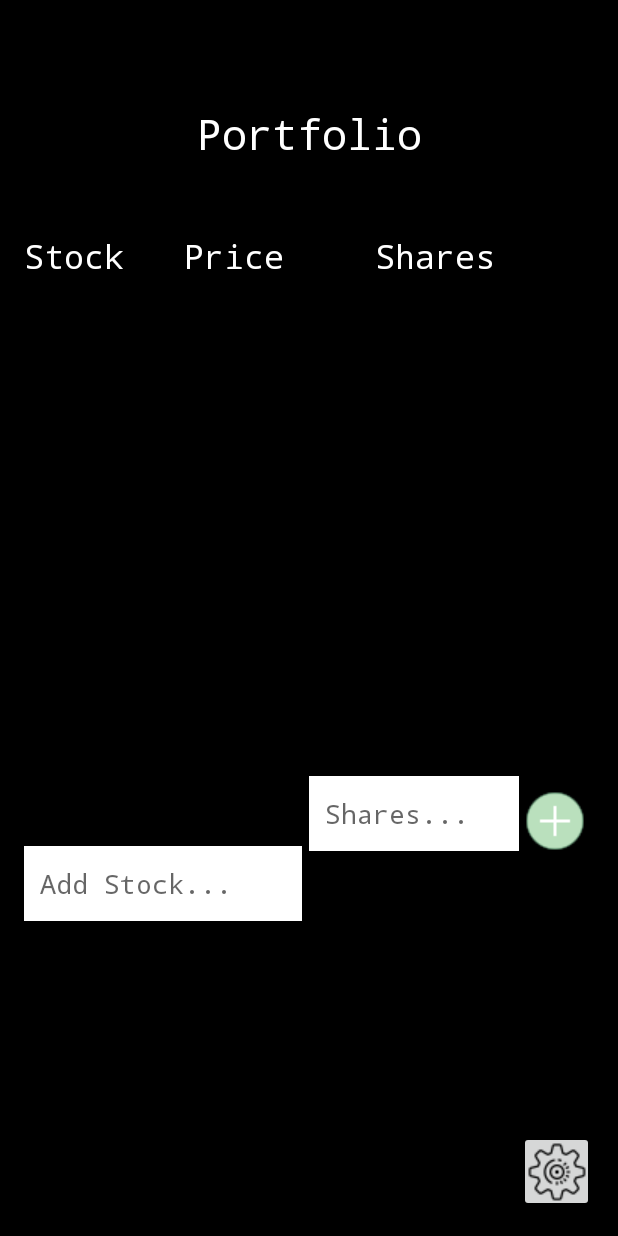
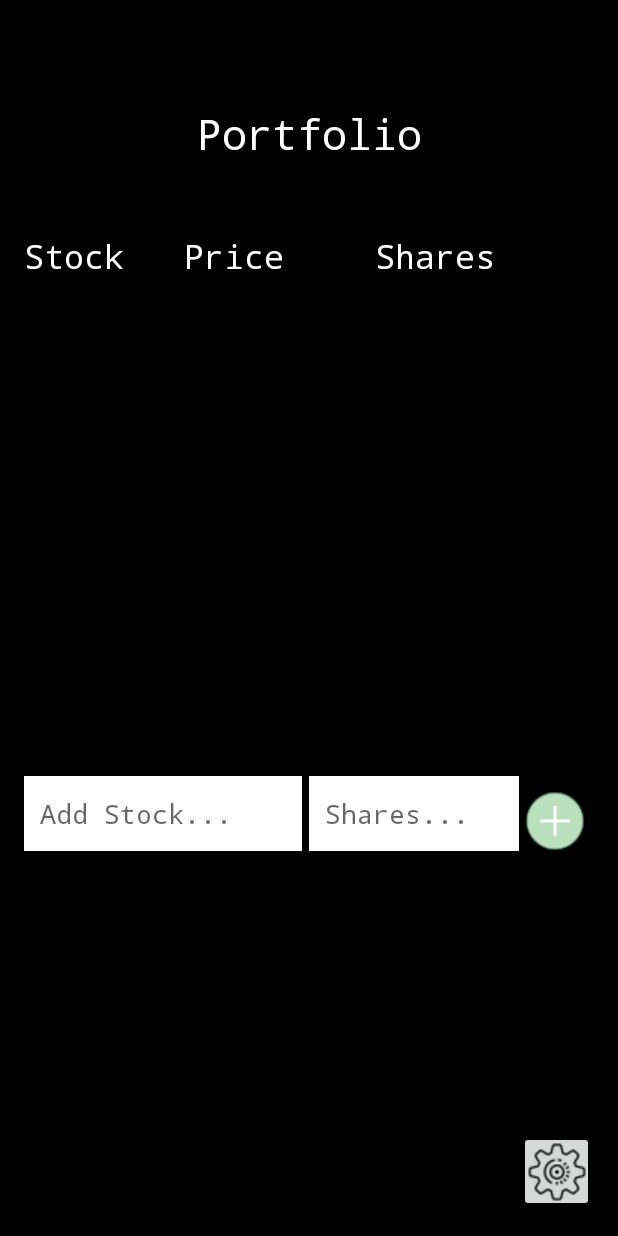
Before and after one commit to salazarbrandon1257/Android-Wealth-Application, an Android app: the screen it shows after launch (portfolioActivity), after a tap on an icon or button, on a phone screen of 412 x 824 dp. Run offline under Robolectric (Android 15) with nearby library versions, the phone set to English and light mode, and no system bars.

Commit message:
changing User Interface

```diff
--- a/app/src/main/AndroidManifest.xml
+++ b/app/src/main/AndroidManifest.xml
@@ -11,6 +11,7 @@
         android:roundIcon="@mipmap/ic_launcher_round"
         android:supportsRtl="true"
         android:theme="@style/AppTheme">
+        <activity android:name=".ChartsActivity"></activity>
         <activity android:name="com.TotalActivity" />
         <activity android:name=".portfolioActivity" />
         <activity android:name=".MainActivity">
--- a/app/src/main/java/com/example/divcal/MainActivity.java
+++ b/app/src/main/java/com/example/divcal/MainActivity.java
@@ -38,6 +38,15 @@ public class MainActivity extends AppCompatActivity {
             }
         });
 
+        ImageButton btn3 = (ImageButton) findViewById(R.id.chartsId);
+
+        btn3.setOnClickListener(new View.OnClickListener() {
+            @Override
+            public void onClick(View v) {
+                startActivity(new Intent(MainActivity.this, ChartsActivity.class));
+            }
+        });
+
     }
 
 
--- a/app/src/main/res/layout/activity_main.xml
+++ b/app/src/main/res/layout/activity_main.xml
@@ -93,7 +93,7 @@
         android:textColor="#FFFFFF"
         app:fontFamily="monospace"
         app:layout_constraintEnd_toEndOf="parent"
-        app:layout_constraintTop_toBottomOf="@+id/imageButton3" />
+        app:layout_constraintTop_toBottomOf="@+id/settingsId" />
 
     <TextView
         android:id="@+id/textView4"
@@ -122,7 +122,7 @@
         app:layout_constraintTop_toBottomOf="@+id/chartsId" />
 
     <ImageButton
-        android:id="@+id/imageButton3"
+        android:id="@+id/settingsId"
         android:layout_width="90dp"
         android:layout_height="90dp"
         android:layout_marginTop="58dp"
--- a/app/src/main/res/layout/activity_portfolio.xml
+++ b/app/src/main/res/layout/activity_portfolio.xml
@@ -58,7 +58,6 @@
         android:layout_marginStart="16dp"
         android:layout_marginLeft="16dp"
         android:layout_marginTop="20dp"
-        android:layout_marginBottom="164dp"
         android:background="#FFFFFF"
         android:ems="10"
         android:hint=" Add Stock..."
@@ -66,7 +65,6 @@
         android:textColor="#000000"
         android:textSize="18sp"
         android:typeface="monospace"
-        app:layout_constraintBottom_toBottomOf="parent"
         app:layout_constraintStart_toStartOf="parent"
         app:layout_constraintTop_toBottomOf="@+id/rvStocks" />
 
@@ -138,7 +136,7 @@
         app:layout_constraintTop_toBottomOf="@+id/textView6"
         app:layout_constraintVertical_bias="0.0" />
     <ImageButton
-        android:id="@+id/imageButton3"
+        android:id="@+id/settingsId"
         android:layout_width="50dp"
         android:layout_height="54dp"
         android:layout_marginStart="346dp"
--- a/app/src/main/res/layout/activity_total.xml
+++ b/app/src/main/res/layout/activity_total.xml
@@ -100,7 +100,7 @@
         app:layout_constraintTop_toBottomOf="@+id/textView13" />
 
     <ImageButton
-        android:id="@+id/imageButton3"
+        android:id="@+id/settingsId"
         android:layout_width="50dp"
         android:layout_height="54dp"
         android:layout_marginStart="346dp"
@@ -125,7 +125,7 @@
         android:layout_marginBottom="16dp"
         android:background="#000000"
         app:layout_constraintBottom_toBottomOf="parent"
-        app:layout_constraintEnd_toStartOf="@+id/imageButton3"
+        app:layout_constraintEnd_toStartOf="@+id/settingsId"
         app:layout_constraintStart_toStartOf="parent"
         app:srcCompat="@drawable/refresh" />
 
```
Also changed, not shown: app/src/main/java/com/example/divcal/ChartsActivity.java (added, +14 -0 lines), app/src/main/res/layout/activity_charts.xml (added, +10 -0 lines).
